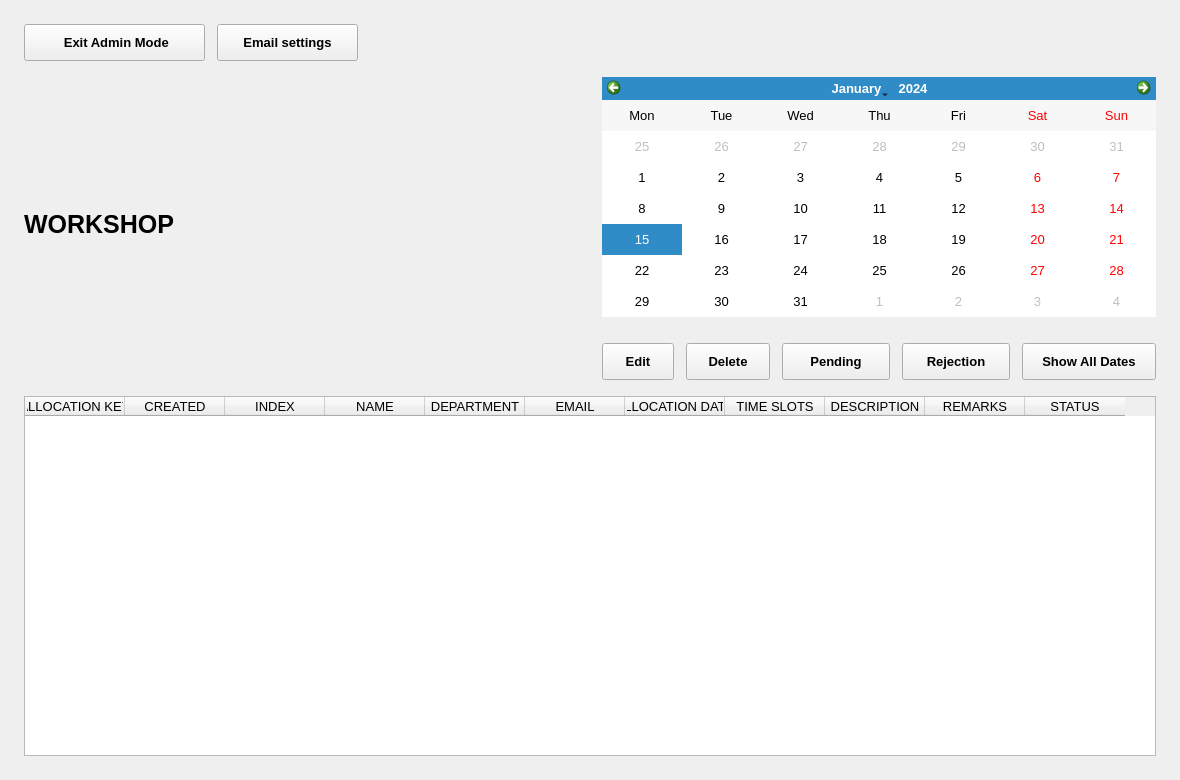
This is SYNCLAB - Source Code/ui/forms/admin.ui in PPAS-Rashmika/SYNCLAB-Centralized-Workshop-Laboratory-Allocation-Platform as Qt 5 draws it before an edit. The edited form follows.
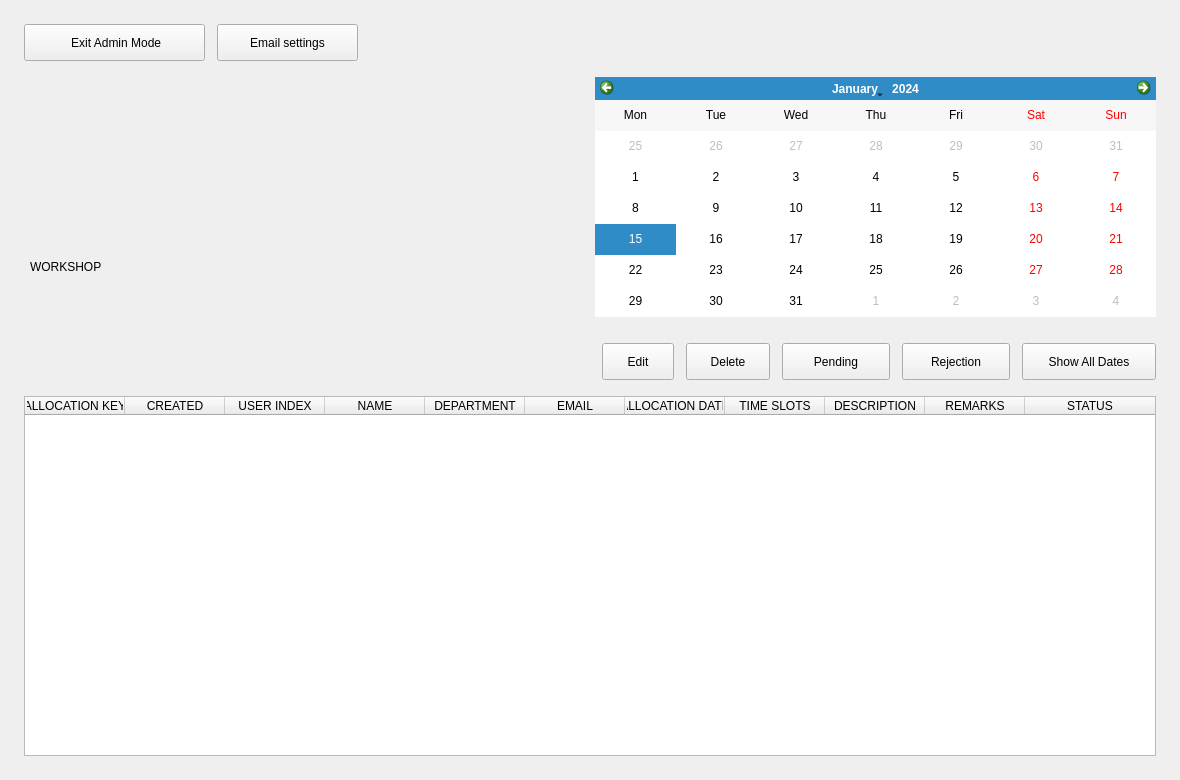
This is the edited form. Icons and pictures are not drawn. Custom widgets are drawn as their Qt base class.

What changed in the file:
```diff
--- a/SYNCLAB - Source Code/ui/forms/admin.ui
+++ b/SYNCLAB - Source Code/ui/forms/admin.ui
@@ -13,15 +13,67 @@
     <height>780</height>
    </rect>
   </property>
-  <!-- මෙම control එකේ font නම, size සහ bold බව මෙහි වෙනස් කරන්න. -->
-  <property name="font">
-   <font>
-    <family>Segoe UI</family>
-    <pointsize>10</pointsize>
-    <bold>false</bold>
-   </font>
+  <property name="darkStyleSheet" stdset="0">
+   <string notr="true">QWidget { font-family: "Segoe UI"; font-size: 10pt; }
+QWidget { color:#F1F5F9;   }
+QMainWindow, QStackedWidget, QWidget#welcomeWidget, QWidget#selectionWidget, QWidget#calanderWidget, QWidget#formWidget, QWidget#adminWidget { background:#0F172A; }
+QScrollArea { border:none; background:transparent; }
+QScrollArea &gt; QWidget &gt; QWidget { background:#0F172A; }
+QScrollArea#cardsScrollArea &gt; QWidget, QWidget#cardsScrollContents { background:transparent; }
+QLabel { background:transparent; }
+QLabel#welcomeTitle { color:#AABAD0;   }
+QLabel#syncLabTitle {   }
+QLabel#syncLabSubtitle {   }
+QLabel#welcomeDesc, QLabel#selectedDescLabel2, QLabel#adminWsDescLbl { color:#AABAD0;  }
+QLabel#selectTitleLabel, QLabel#selectedNameLabel2, QLabel#confirmTitleLbl, QLabel#adminWsTitleLbl {   }
+QLineEdit, QTextEdit, QComboBox { background:#1E293B; border:1px solid #43536B; border-radius:7px; padding:8px; selection-background-color:#2563EB; selection-color:white; }
+QLineEdit:focus, QTextEdit:focus, QComboBox:focus { border:1px solid #2563EB; }
+QComboBox QAbstractItemView { background:#1E293B; color:#F1F5F9; selection-background-color:#2563EB; selection-color:white; }
+QPushButton { background:#1E293B; color:#F1F5F9; border:1px solid #43536B; border-radius:8px; padding:9px 14px;  }
+QPushButton:hover, QPushButton:focus { background:#253C61; border-color:#2563EB; }
+QPushButton:pressed { border:2px solid #2563EB; }
+QPushButton#allocateNowBtn, QPushButton#nextBtn, QPushButton#nextTo3Btn, QPushButton#submitBtn, QPushButton#updateBtn { background:#2563EB; color:white; border:1px solid #2563EB; }
+QPushButton#allocateNowBtn:hover, QPushButton#nextBtn:hover, QPushButton#nextTo3Btn:hover, QPushButton#submitBtn:hover, QPushButton#updateBtn:hover { background:#1D4ED8; }
+QPushButton#deleteBtn, QPushButton#adminDelBtn { color:#FDA4AF; }
+QPushButton[timeSlot=true] { padding:10px 8px; }
+QPushButton:checked { background:#2563EB; color:white; border-color:#2563EB; }
+QPushButton:disabled { background:#0F172A; color:#AABAD0; border:1px solid #43536B; }
+QPushButton#allocateNowBtn:disabled, QPushButton#nextBtn:disabled, QPushButton#nextTo3Btn:disabled, QPushButton#submitBtn:disabled, QPushButton#updateBtn:disabled, QPushButton#deleteBtn:disabled, QPushButton#adminDelBtn:disabled { background:#0F172A; color:#AABAD0; border:1px solid #43536B; }
+QFrame#summaryBox { background:#253C61; border:1px solid #43536B; border-radius:10px; }
+QLabel#summaryDateLbl { color:#8DB8FF;  }
+QTableWidget { background:#1E293B; alternate-background-color:#0F172A; border:1px solid #43536B; gridline-color:#43536B; selection-background-color:#253C61; selection-color:#F1F5F9; }
+QHeaderView::section { font-weight:600; background:#253C61; color:#F1F5F9; border:none; padding:10px;  }
+QTableWidget QLineEdit, QTableWidget QComboBox { padding:4px; border-radius:4px; }
+QCalendarWidget { background:#1E293B; border:1px solid #43536B; border-radius:8px; }
+QCalendarWidget QWidget#qt_calendar_navigationbar { background:#2563EB; }
+QCalendarWidget QToolButton { font-weight:600; color:white; background:transparent; padding:6px;  }
+QCalendarWidget QMenu, QCalendarWidget QSpinBox { background:#1E293B; color:#F1F5F9; }
+QCalendarWidget QAbstractItemView { background:#1E293B; color:#F1F5F9; selection-background-color:#2563EB; selection-color:white; outline:0; }
+QToolTip { background:#1E293B; color:#F1F5F9; border:1px solid #43536B; padding:6px; }
+#adminWidget { font-family: "Segoe UI"; font-size: 10pt; font-weight: normal; }
+#adminBackBtn { font-family: "Segoe UI"; font-size: 10pt; font-weight: bold; }
+#adminImgLabel { font-family: "Segoe UI"; font-size: 10pt; font-weight: normal; }
+#adminWsTitleLbl { font-family: "Segoe UI"; font-size: 19pt; font-weight: bold; }
+#adminWsDescLbl { font-family: "Segoe UI"; font-size: 11pt; font-weight: normal; }
+#adminSettingsBtn { font-family: "Segoe UI"; font-size: 10pt; font-weight: bold; }
+#adminShowAllBtn { font-family: "Segoe UI"; font-size: 10pt; font-weight: bold; }
+#adminCalFrame { font-family: "Segoe UI"; font-size: 10pt; font-weight: normal; }
+#adminCalendar { font-family: "Segoe UI"; font-size: 10pt; font-weight: normal; }
+#adminEditBtn { font-family: "Segoe UI"; font-size: 10pt; font-weight: bold; }
+#adminDelBtn { font-family: "Segoe UI"; font-size: 10pt; font-weight: bold; }
+#pendingEmailBtn { font-family: "Segoe UI"; font-size: 10pt; font-weight: bold; }
+#rejectEmailBtn { font-family: "Segoe UI"; font-size: 10pt; font-weight: bold; }
+#mainTable { font-family: "Segoe UI"; font-size: 10pt; font-weight: normal; }
+CustomCalendarWidget {
+ qproperty-approvedColor: #166534;
+ qproperty-pendingColor: #92400E;
+ qproperty-rejectedColor: #B91C1C;
+ qproperty-badgeTextColor: #FFFFFF;
+ qproperty-headerBackground: #DBEAFE;
+ qproperty-headerForeground: #1E40AF;
+ qproperty-badgeFontSize: 11;
+}</string>
   </property>
-  <!-- මෙම control එකේ පාට, border, padding සහ radius සඳහා CSS rules මෙහි ඇත. -->
   <property name="styleSheet">
    <string notr="true">QWidget { color:#17243B;   }QMainWindow, QStackedWidget, QWidget#welcomeWidget, QWidget#selectionWidget, QWidget#calanderWidget, QWidget#formWidget, QWidget#adminWidget { background:#F4F7FB; }QScrollArea { border:none; background:transparent; } QScrollArea &gt; QWidget &gt; QWidget { background:#F4F7FB; }QScrollArea#cardsScrollArea &gt; QWidget, QWidget#cardsScrollContents { background:transparent; }QLabel { background:transparent; }QLabel#welcomeTitle { color:#52647D;   }QLabel#syncLabTitle {   }QLabel#syncLabSubtitle {   }QLabel#welcomeDesc, QLabel#selectedDescLabel2, QLabel#adminWsDescLbl { color:#52647D;  }QLabel#selectTitleLabel, QLabel#selectedNameLabel2, QLabel#confirmTitleLbl, QLabel#adminWsTitleLbl {   }QLineEdit, QTextEdit, QComboBox { background:#FFFFFF; border:1px solid #D4DEEB; border-radius:7px; padding:8px; selection-background-color:#2563EB; selection-color:white; }QLineEdit:focus, QTextEdit:focus, QComboBox:focus { border:1px solid #2563EB; }QComboBox QAbstractItemView { background:#FFFFFF; color:#17243B; selection-background-color:#2563EB; selection-color:white; }QPushButton { background:#FFFFFF; color:#17243B; border:1px solid #D4DEEB; border-radius:8px; padding:9px 14px;  }QPushButton:hover, QPushButton:focus { background:#EAF2FF; border-color:#2563EB; }QPushButton:pressed { border:2px solid #2563EB; }QPushButton#allocateNowBtn, QPushButton#nextBtn, QPushButton#nextTo3Btn, QPushButton#submitBtn, QPushButton#updateBtn { background:#2563EB; color:white; border:1px solid #2563EB; }QPushButton#allocateNowBtn:hover, QPushButton#nextBtn:hover, QPushButton#nextTo3Btn:hover, QPushButton#submitBtn:hover, QPushButton#updateBtn:hover { background:#1D4ED8; }QPushButton#deleteBtn, QPushButton#adminDelBtn { color:#BE123C; }QPushButton[timeSlot=true] { padding:10px 8px; }QPushButton:checked { background:#2563EB; color:white; border-color:#2563EB; }QPushButton:disabled { background:#F4F7FB; color:#52647D; border:1px solid #D4DEEB; }QPushButton#allocateNowBtn:disabled, QPushButton#nextBtn:disabled, QPushButton#nextTo3Btn:disabled, QPushButton#submitBtn:disabled, QPushButton#updateBtn:disabled, QPushButton#deleteBtn:disabled, QPushButton#adminDelBtn:disabled { background:#F4F7FB; color:#52647D; border:1px solid #D4DEEB; }QFrame#summaryBox { background:#EAF2FF; border:1px solid #D4DEEB; border-radius:10px; }QLabel#summaryDateLbl { color:#2563EB;  }QTableWidget { background:#FFFFFF; alternate-background-color:#F4F7FB; border:1px solid #D4DEEB; gridline-color:#D4DEEB; selection-background-color:#EAF2FF; selection-color:#17243B; }QHeaderView::section { font-weight:600; background:#EAF2FF; color:#17243B; border:none; padding:10px;  }QTableWidget QLineEdit, QTableWidget QComboBox { padding:4px; border-radius:4px; }QCalendarWidget { background:#FFFFFF; border:1px solid #D4DEEB; border-radius:8px; }QCalendarWidget QWidget#qt_calendar_navigationbar { background:#2563EB; }QCalendarWidget QToolButton { font-weight:600; color:white; background:transparent; padding:6px;  }QCalendarWidget QMenu, QCalendarWidget QSpinBox { background:#FFFFFF; color:#17243B; }QCalendarWidget QAbstractItemView { background:#FFFFFF; color:#17243B; selection-background-color:#2563EB; selection-color:white; outline:0; }QToolTip { background:#FFFFFF; color:#17243B; border:1px solid #D4DEEB; padding:6px; }</string>
   </property>
@@ -36,14 +88,6 @@
      <height>37</height>
     </rect>
    </property>
-   <!-- මෙම control එකේ font නම, size සහ bold බව මෙහි වෙනස් කරන්න. -->
-   <property name="font">
-    <font>
-     <family>Segoe UI</family>
-     <pointsize>10</pointsize>
-     <bold>true</bold>
-    </font>
-   </property>
    <property name="cursor">
     <cursorShape>PointingHandCursor</cursorShape>
    </property>
@@ -58,19 +102,11 @@
    <property name="geometry">
     <rect>
      <x>24</x>
-     <y>89</y>
-     <width>200</width>
-     <height>111</height>
+     <y>80</y>
+     <width>181</width>
+     <height>171</height>
     </rect>
    </property>
-   <!-- මෙම control එකේ font නම, size සහ bold බව මෙහි වෙනස් කරන්න. -->
-   <property name="font">
-    <font>
-     <family>Segoe UI</family>
-     <pointsize>10</pointsize>
-     <bold>false</bold>
-    </font>
-   </property>
    <property name="textFormat">
     <enum>Qt::TextFormat::PlainText</enum>
    </property>
@@ -83,21 +119,12 @@
    <!-- ස්ථානය x/y වලින්ද ප්‍රමාණය width/height වලින්ද වෙනස් කරන්න. -->
    <property name="geometry">
     <rect>
-     <x>24</x>
-     <y>210</y>
+     <x>30</x>
+     <y>260</y>
      <width>554</width>
      <height>66</height>
     </rect>
    </property>
-   <!-- මෙම control එකේ font නම, size සහ bold බව මෙහි වෙනස් කරන්න. -->
-   <property name="font">
-    <font>
-     <family>Segoe UI</family>
-     <pointsize>19</pointsize>
-     <bold>true</bold>
-    </font>
-   </property>
-   <!-- පෙන්වන text එක මෙහි වෙනස් කරන්න; dynamic text C++ මගින් නැවත යෙදිය හැක. -->
    <property name="text">
     <string>WORKSHOP</string>
    </property>
@@ -117,20 +144,12 @@
    <!-- ස්ථානය x/y වලින්ද ප්‍රමාණය width/height වලින්ද වෙනස් කරන්න. -->
    <property name="geometry">
     <rect>
-     <x>24</x>
-     <y>270</y>
+     <x>30</x>
+     <y>340</y>
      <width>554</width>
      <height>40</height>
     </rect>
    </property>
-   <!-- මෙම control එකේ font නම, size සහ bold බව මෙහි වෙනස් කරන්න. -->
-   <property name="font">
-    <font>
-     <family>Segoe UI</family>
-     <pointsize>11</pointsize>
-     <bold>false</bold>
-    </font>
-   </property>
    <property name="textFormat">
     <enum>Qt::TextFormat::PlainText</enum>
    </property>
@@ -153,14 +172,6 @@
      <height>37</height>
     </rect>
    </property>
-   <!-- මෙම control එකේ font නම, size සහ bold බව මෙහි වෙනස් කරන්න. -->
-   <property name="font">
-    <font>
-     <family>Segoe UI</family>
-     <pointsize>10</pointsize>
-     <bold>true</bold>
-    </font>
-   </property>
    <property name="cursor">
     <cursorShape>PointingHandCursor</cursorShape>
    </property>
@@ -180,14 +191,6 @@
      <height>37</height>
     </rect>
    </property>
-   <!-- මෙම control එකේ font නම, size සහ bold බව මෙහි වෙනස් කරන්න. -->
-   <property name="font">
-    <font>
-     <family>Segoe UI</family>
-     <pointsize>10</pointsize>
-     <bold>true</bold>
-    </font>
-   </property>
    <property name="cursor">
     <cursorShape>PointingHandCursor</cursorShape>
    </property>
@@ -196,50 +199,19 @@
     <string>Show All Dates</string>
    </property>
   </widget>
-  <!-- adminCalFrame: card හෝ border සහිත කොටස; name එක C++ code එකේද භාවිත විය හැක. -->
-  <widget class="QFrame" name="adminCalFrame">
-   <!-- ස්ථානය x/y වලින්ද ප්‍රමාණය width/height වලින්ද වෙනස් කරන්න. -->
+  <widget class="CustomCalendarWidget" name="adminCalendar">
    <property name="geometry">
     <rect>
-     <x>602</x>
+     <x>595</x>
      <y>77</y>
-     <width>554</width>
+     <width>561</width>
      <height>240</height>
     </rect>
    </property>
-   <!-- මෙම control එකේ font නම, size සහ bold බව මෙහි වෙනස් කරන්න. -->
-   <property name="font">
-    <font>
-     <family>Segoe UI</family>
-     <pointsize>10</pointsize>
-     <bold>false</bold>
-    </font>
+   <property name="verticalHeaderFormat">
+    <enum>QCalendarWidget::VerticalHeaderFormat::NoVerticalHeader</enum>
    </property>
-   <!-- adminCalendar: A/P/R ගණන් ඇති calendar එක; name එක C++ code එකේද භාවිත විය හැක. -->
-   <widget class="CustomCalendarWidget" name="adminCalendar">
-    <!-- ස්ථානය x/y වලින්ද ප්‍රමාණය width/height වලින්ද වෙනස් කරන්න. -->
-    <property name="geometry">
-     <rect>
-      <x>0</x>
-      <y>0</y>
-      <width>554</width>
-      <height>240</height>
-     </rect>
-    </property>
-    <!-- මෙම control එකේ font නම, size සහ bold බව මෙහි වෙනස් කරන්න. -->
-    <property name="font">
-     <font>
-      <family>Segoe UI</family>
-      <pointsize>10</pointsize>
-      <bold>false</bold>
-     </font>
-    </property>
-    <property name="verticalHeaderFormat">
-     <enum>QCalendarWidget::VerticalHeaderFormat::NoVerticalHeader</enum>
-    </property>
-   </widget>
   </widget>
-  <!-- adminEditBtn: ක්ලික් කළ හැකි button එක; name එක C++ code එකේද භාවිත විය හැක. -->
   <widget class="QPushButton" name="adminEditBtn">
    <!-- ස්ථානය x/y වලින්ද ප්‍රමාණය width/height වලින්ද වෙනස් කරන්න. -->
    <property name="geometry">
@@ -250,14 +222,6 @@
      <height>37</height>
     </rect>
    </property>
-   <!-- මෙම control එකේ font නම, size සහ bold බව මෙහි වෙනස් කරන්න. -->
-   <property name="font">
-    <font>
-     <family>Segoe UI</family>
-     <pointsize>10</pointsize>
-     <bold>true</bold>
-    </font>
-   </property>
    <property name="cursor">
     <cursorShape>PointingHandCursor</cursorShape>
    </property>
@@ -277,14 +241,6 @@
      <height>37</height>
     </rect>
    </property>
-   <!-- මෙම control එකේ font නම, size සහ bold බව මෙහි වෙනස් කරන්න. -->
-   <property name="font">
-    <font>
-     <family>Segoe UI</family>
-     <pointsize>10</pointsize>
-     <bold>true</bold>
-    </font>
-   </property>
    <property name="cursor">
     <cursorShape>PointingHandCursor</cursorShape>
    </property>
@@ -304,14 +260,6 @@
      <height>37</height>
     </rect>
    </property>
-   <!-- මෙම control එකේ font නම, size සහ bold බව මෙහි වෙනස් කරන්න. -->
-   <property name="font">
-    <font>
-     <family>Segoe UI</family>
-     <pointsize>10</pointsize>
-     <bold>true</bold>
-    </font>
-   </property>
    <property name="cursor">
     <cursorShape>PointingHandCursor</cursorShape>
    </property>
@@ -331,14 +279,6 @@
      <height>37</height>
     </rect>
    </property>
-   <!-- මෙම control එකේ font නම, size සහ bold බව මෙහි වෙනස් කරන්න. -->
-   <property name="font">
-    <font>
-     <family>Segoe UI</family>
-     <pointsize>10</pointsize>
-     <bold>true</bold>
-    </font>
-   </property>
    <property name="cursor">
     <cursorShape>PointingHandCursor</cursorShape>
    </property>
@@ -358,14 +298,6 @@
      <height>360</height>
     </rect>
    </property>
-   <!-- මෙම control එකේ font නම, size සහ bold බව මෙහි වෙනස් කරන්න. -->
-   <property name="font">
-    <font>
-     <family>Segoe UI</family>
-     <pointsize>10</pointsize>
-     <bold>false</bold>
-    </font>
-   </property>
    <property name="editTriggers">
     <set>QAbstractItemView::EditTrigger::NoEditTriggers</set>
    </property>
@@ -394,81 +326,72 @@
    </property>
    <!-- Table column heading එක; C++ row values අනුපිළිවෙළ සමඟ ගළපන්න. -->
    <column>
-    <!-- පෙන්වන text එක මෙහි වෙනස් කරන්න; dynamic text C++ මගින් නැවත යෙදිය හැක. -->
     <property name="text">
      <string>ALLOCATION KEY</string>
     </property>
    </column>
-   <!-- Table column heading එක; C++ row values අනුපිළිවෙළ සමඟ ගළපන්න. -->
    <column>
-    <!-- පෙන්වන text එක මෙහි වෙනස් කරන්න; dynamic text C++ මගින් නැවත යෙදිය හැක. -->
     <property name="text">
      <string>CREATED</string>
     </property>
    </column>
-   <!-- Table column heading එක; C++ row values අනුපිළිවෙළ සමඟ ගළපන්න. -->
    <column>
-    <!-- පෙන්වන text එක මෙහි වෙනස් කරන්න; dynamic text C++ මගින් නැවත යෙදිය හැක. -->
     <property name="text">
-     <string>INDEX</string>
+     <string>USER INDEX</string>
     </property>
    </column>
-   <!-- Table column heading එක; C++ row values අනුපිළිවෙළ සමඟ ගළපන්න. -->
    <column>
-    <!-- පෙන්වන text එක මෙහි වෙනස් කරන්න; dynamic text C++ මගින් නැවත යෙදිය හැක. -->
     <property name="text">
      <string>NAME</string>
     </property>
    </column>
-   <!-- Table column heading එක; C++ row values අනුපිළිවෙළ සමඟ ගළපන්න. -->
    <column>
-    <!-- පෙන්වන text එක මෙහි වෙනස් කරන්න; dynamic text C++ මගින් නැවත යෙදිය හැක. -->
     <property name="text">
      <string>DEPARTMENT</string>
     </property>
    </column>
-   <!-- Table column heading එක; C++ row values අනුපිළිවෙළ සමඟ ගළපන්න. -->
    <column>
-    <!-- පෙන්වන text එක මෙහි වෙනස් කරන්න; dynamic text C++ මගින් නැවත යෙදිය හැක. -->
     <property name="text">
      <string>EMAIL</string>
     </property>
    </column>
-   <!-- Table column heading එක; C++ row values අනුපිළිවෙළ සමඟ ගළපන්න. -->
    <column>
-    <!-- පෙන්වන text එක මෙහි වෙනස් කරන්න; dynamic text C++ මගින් නැවත යෙදිය හැක. -->
     <property name="text">
      <string>ALLOCATION DATE</string>
     </property>
    </column>
-   <!-- Table column heading එක; C++ row values අනුපිළිවෙළ සමඟ ගළපන්න. -->
    <column>
-    <!-- පෙන්වන text එක මෙහි වෙනස් කරන්න; dynamic text C++ මගින් නැවත යෙදිය හැක. -->
     <property name="text">
      <string>TIME SLOTS</string>
     </property>
    </column>
-   <!-- Table column heading එක; C++ row values අනුපිළිවෙළ සමඟ ගළපන්න. -->
    <column>
-    <!-- පෙන්වන text එක මෙහි වෙනස් කරන්න; dynamic text C++ මගින් නැවත යෙදිය හැක. -->
     <property name="text">
      <string>DESCRIPTION</string>
     </property>
    </column>
-   <!-- Table column heading එක; C++ row values අනුපිළිවෙළ සමඟ ගළපන්න. -->
    <column>
-    <!-- පෙන්වන text එක මෙහි වෙනස් කරන්න; dynamic text C++ මගින් නැවත යෙදිය හැක. -->
     <property name="text">
      <string>REMARKS</string>
     </property>
    </column>
-   <!-- Table column heading එක; C++ row values අනුපිළිවෙළ සමඟ ගළපන්න. -->
    <column>
-    <!-- පෙන්වන text එක මෙහි වෙනස් කරන්න; dynamic text C++ මගින් නැවත යෙදිය හැක. -->
     <property name="text">
      <string>STATUS</string>
     </property>
    </column>
+   <property name="columnWidths" stdset="0">
+    <string notr="true">155,150,100,150,200,200,140,210,200,190,130</string>
+   </property>
+   <attribute name="verticalHeaderDefaultSectionSize">
+    <number>44</number>
+   </attribute>
+   <attribute name="horizontalHeaderStretchLastSection">
+    <bool>true</bool>
+   </attribute>
+   <attribute name="verticalHeaderVisible">
+    <bool>false</bool>
+   </attribute>
   </widget>
  </widget>
  <customwidgets>
```
Left out of the diff: 110 changed lines with no effect on the pictures.
